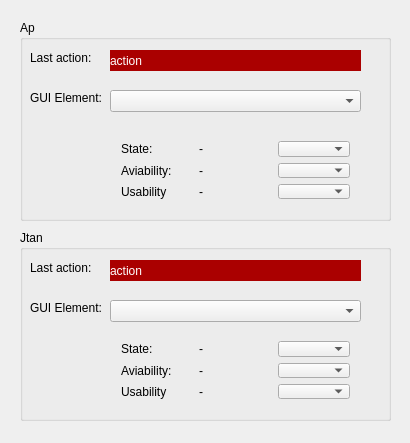
joelkaltman/TAM2C, file GUIMonitor/GUIMonitor.ui: the form before one commit.
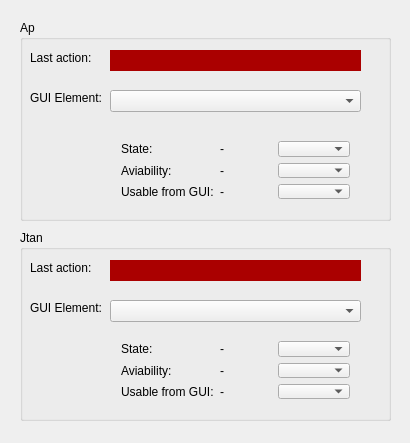
The form after the commit.

Commit message: External gui monitor working

Diff of the .ui file:
```diff
--- a/GUIMonitor/GUIMonitor.ui
+++ b/GUIMonitor/GUIMonitor.ui
@@ -52,7 +52,7 @@
 color: rgb(255, 255, 255);</string>
     </property>
     <property name="text">
-     <string>action</string>
+     <string/>
     </property>
     <property name="margin">
      <number>5</number>
@@ -117,7 +117,7 @@
      <item row="2" column="0">
       <widget class="QLabel" name="label_4">
        <property name="text">
-        <string>Usability</string>
+        <string>Usable from GUI:</string>
        </property>
       </widget>
      </item>
@@ -184,7 +184,7 @@
 color: rgb(255, 255, 255);</string>
     </property>
     <property name="text">
-     <string>action</string>
+     <string/>
     </property>
     <property name="margin">
      <number>5</number>
@@ -233,7 +233,7 @@
      <item row="5" column="1">
       <widget class="QLabel" name="label_10">
        <property name="text">
-        <string>Usability</string>
+        <string>Usable from GUI:</string>
        </property>
       </widget>
      </item>
```
The commit also changes 12 other files.
